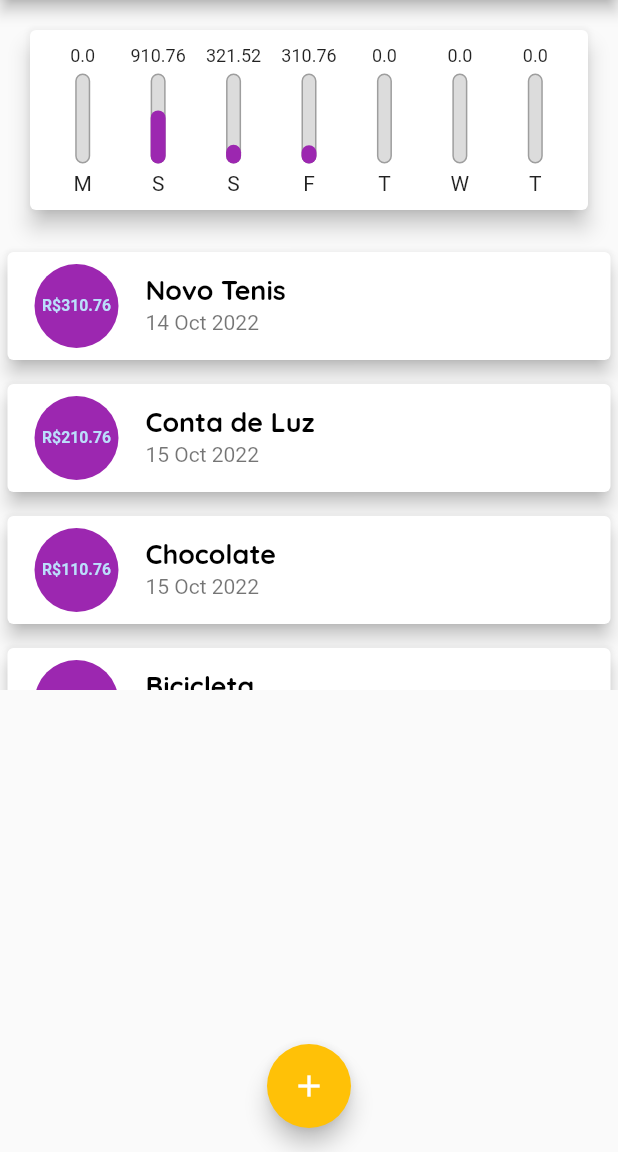
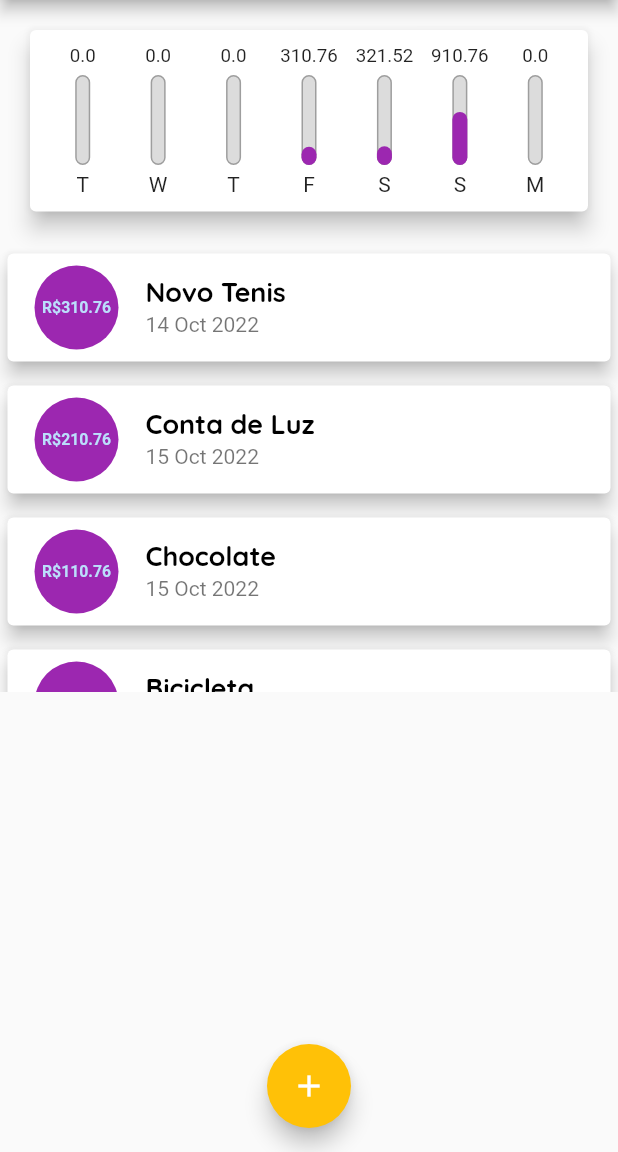
Before and after one commit to V-Icaro/Expenses-Flutter, a Flutter app: the screen it shows after launch, on a phone screen of 412 x 824 dp, the part 84-1236 px from its top. Run offline on Flutter 3.47's test engine with Material 2 defaults, Android fonts, the phone set to English and light mode, and no system bars.

Commit message:
Alteções no layout do widget Chart e ChartBar

```diff
--- a/lib/components/chart.dart
+++ b/lib/components/chart.dart
@@ -33,7 +33,7 @@ class Chart extends StatelessWidget {
         'day': DateFormat.E().format(weekDay)[0],
         'value': totalSum,
       };
-    });
+    }).reversed.toList();
   }
 
   double get _weekTotalValue {
--- a/lib/components/chart_bar.dart
+++ b/lib/components/chart_bar.dart
@@ -16,11 +16,14 @@ class ChartBar extends StatelessWidget {
   Widget build(BuildContext context) {
     return Column(
       children: [
-        FittedBox(
-          child: Text(
-            '${value!}',
-            style: const TextStyle(
-              fontSize: 12,
+        SizedBox(
+          height: 15,
+          child: FittedBox(
+            child: Text(
+              '${value!}',
+              style: const TextStyle(
+                fontSize: 10,
+              ),
             ),
           ),
         ),
```
